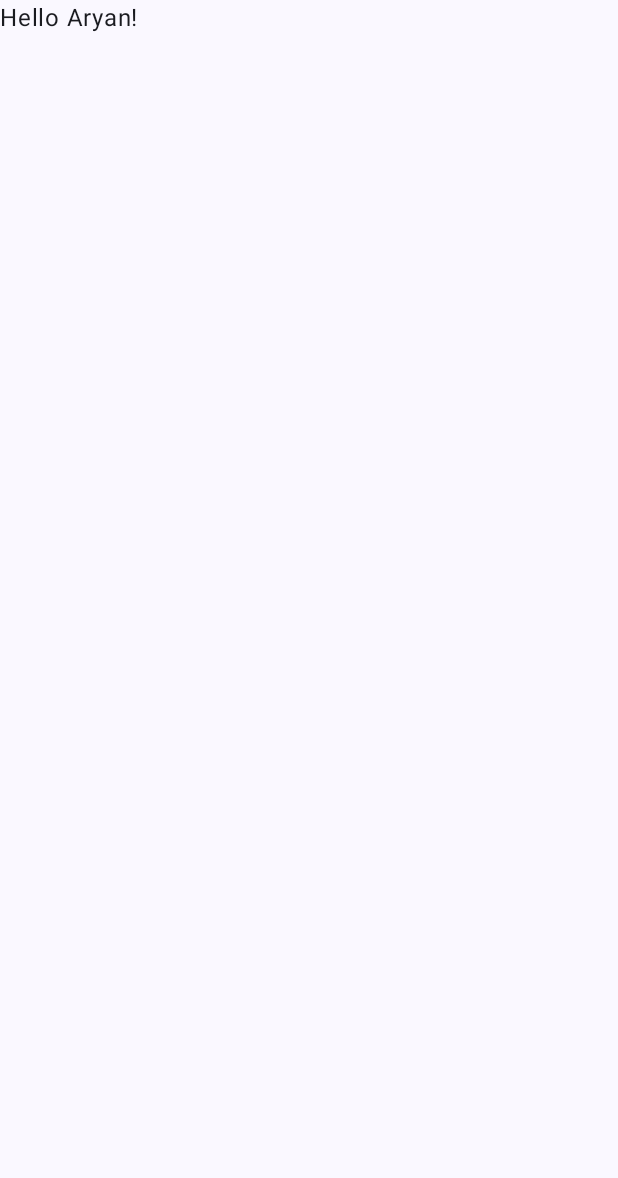
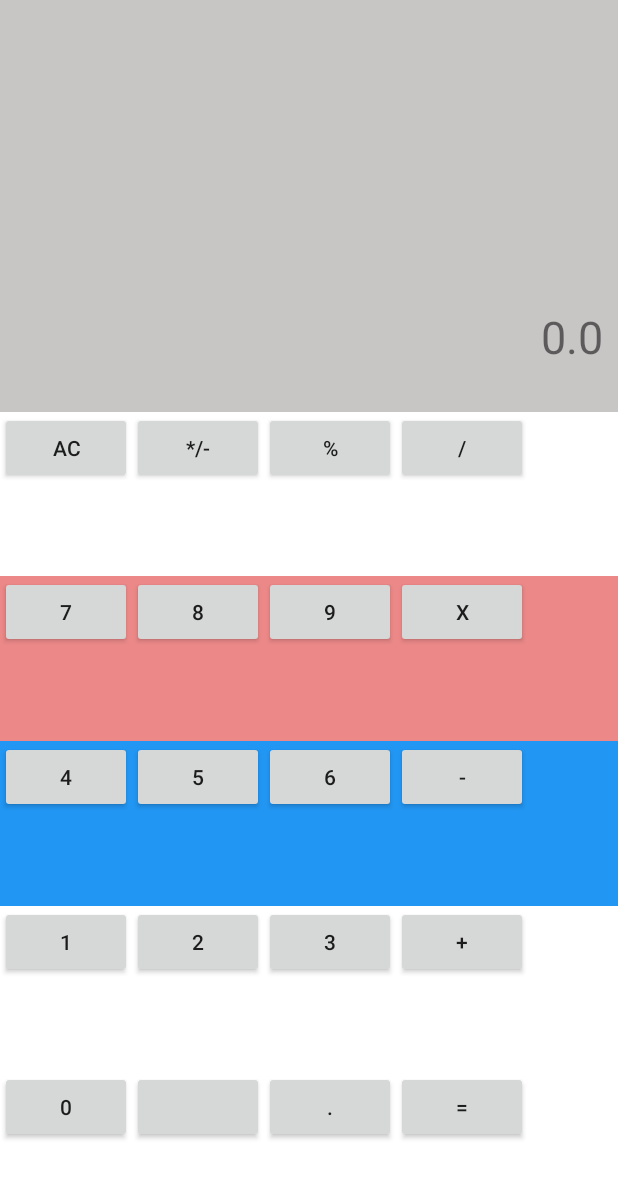
Before and after one commit to AryanChand753/Calcumulator, an Android app built with Jetpack Compose: the screen it shows after launch (MainActivity), on a phone screen of 412 x 824 dp. Before the commit the part shown is almost empty. Shown: the top 1178 px of the screen. Run offline under Robolectric (Android 15) with nearby library versions, the phone set to English and light mode, and no system bars.

```diff
--- a/app/src/main/java/com/example/calcumulator/MainActivity.kt
+++ b/app/src/main/java/com/example/calcumulator/MainActivity.kt
@@ -12,36 +12,55 @@ import androidx.compose.runtime.Composable
 import androidx.compose.ui.Modifier
 import androidx.compose.ui.tooling.preview.Preview
 import com.example.calcumulator.ui.theme.CalcumulatorTheme
+import android.app.AppCompatActivity
+import android.view.View // Needed for click listener interfaces (OnClickListener)
+import android.widget.Button // Needed for Button class
+import android.widget.TextView // Needed for TextView class
 
 class MainActivity : ComponentActivity() {
+
+    private var firstNumber: Double? = null
+    private var secondNumber: Double? = null
+    private var operation: String? = null
     override fun onCreate(savedInstanceState: Bundle?) {
         super.onCreate(savedInstanceState)
-        enableEdgeToEdge()
-        setContent {
-            CalcumulatorTheme {
-                Scaffold(modifier = Modifier.fillMaxSize()) { innerPadding ->
-                    Greeting(
-                        name = "Aryan",
-                        modifier = Modifier.padding(innerPadding)
-                    )
-                }
-            }
+        setContentView(R.layout.activity_main)
+
+        // Button Operation Listeners
+        findViewById<Button>(R.id.ac).setOnClickListener { clearAll() }
+        findViewById<Button>(R.id.slh).setOnClickListener { switchSign() }
+        findViewById<Button>(R.id.mod).setOnClickListener { operation = "%" }
+        findViewById<Button>(R.id.div).setOnClickListener { operation = "/" }
+        findViewById<Button>(R.id.mult).setOnClickListener { operation = "*"}
+        findViewById<Button>(R.id.minus).setOnClickListener { operation = "-" }
+        findViewById<Button>(R.id.plus).setOnClickListener { operation = "+" }
+        findViewById<Button>(R.id.dot).setOnClickListener { appendDecimal() }
+        findViewById<Button>(R.id.equal).setOnClickListener { calculateResult() }
+
+        // Number Button listeners
+        val numberButtons = arrayOf(
+            R.id.zero, R.id.one, R.id.two, R.id.three, R.id.four, R.id.five, R.id.six, R.id.seven, R.id.eight, R.id.nine
+        )
+        for (id in numberButtons) {
+            val button = findViewById<Button>(id)
+            button.setOnClickListener { appendNumber(it.text.toString()) }
         }
     }
+
+    private fun clearAll() {
+        firstNumber = null
+        secondNumber = null
+        operation = null
+        findViewById<TextView>(R.id.result).text = "0.0"
+    }
+
+    private fun switchSign() {  }
+
+    private fun appendNumber(number: String) {  }
+
+    private fun appendDecimal() {  }
+
+    private fun calculateResult() {  }
+
+
 }
-
-@Composable
-fun Greeting(name: String, modifier: Modifier = Modifier) {
-    Text(
-        text = "Hello $name!",
-        modifier = modifier
-    )
-}
-
-@Preview(showBackground = true)
-@Composable
-fun GreetingPreview() {
-    CalcumulatorTheme {
-        Greeting("Android")
-    }
-}
```
